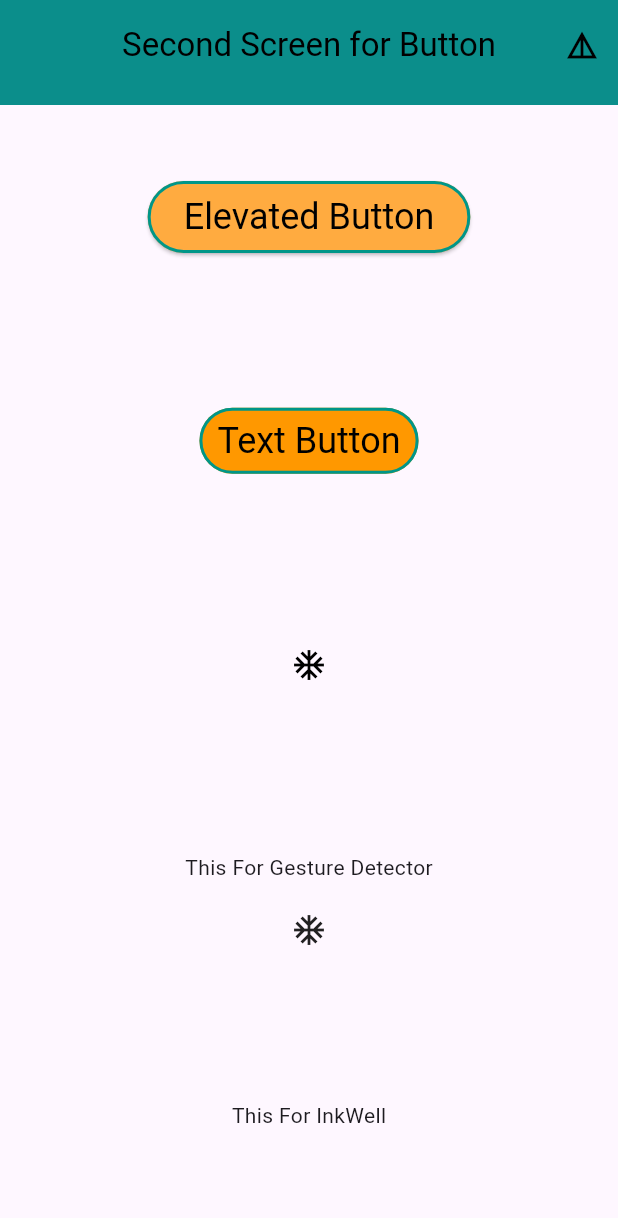
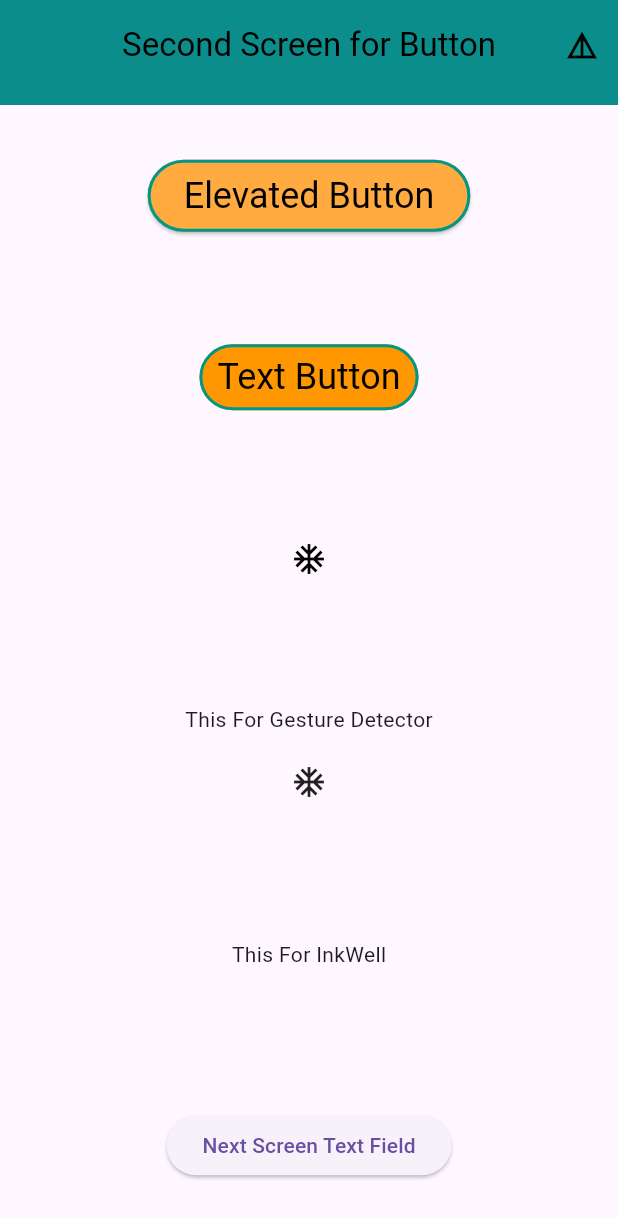
Before and after one commit to mdbappy21/flutter_practice, a Flutter app: the SecondScreen screen opened directly, on a phone screen of 412 x 824 dp. Shown: the top 1218 px of the screen. Run offline on Flutter 3.47's test engine with Material 3 defaults, Android fonts, the phone set to English and light mode, and no system bars; network calls fail.

```diff
--- a/lib/Screens/SecondScreen.dart
+++ b/lib/Screens/SecondScreen.dart
@@ -1,5 +1,7 @@
 import 'package:flutter/material.dart';
+import 'package:flutter_practice/Screens/ThirdScreen.dart';
 import 'package:flutter_practice/widgets/snackBar.dart';
+import '../widgets/newScreenNevigation.dart';
 
 import '../widgets/appBar.dart';
 
@@ -29,7 +31,8 @@ class SecondScreen extends StatelessWidget {
                           //padding: EdgeInsets.symmetric(vertical: 16),
                           shape: RoundedRectangleBorder(
                             borderRadius: BorderRadius.circular(25),
-                          side: const BorderSide(width: 2, color: Colors.teal),
+                            side:
+                                const BorderSide(width: 2, color: Colors.teal),
                           ),
                           textStyle: const TextStyle(fontSize: 24)),
                       onPressed: () {
@@ -80,11 +83,18 @@ class SecondScreen extends StatelessWidget {
                 mainAxisAlignment: MainAxisAlignment.center,
                 children: [
                   GestureDetector(
-                  onTap: (){snackBar.mySnackBar("OnTap Gesture", context);},
-                  onDoubleTap: (){snackBar.mySnackBar("OnDoubleTap", context,backgroundColor: Colors.black);},
-                  onLongPress: (){snackBar.mySnackBar("OnLongPress", context,backgroundColor: Colors.purple);},
-
-                  child:const Column(
+                    onTap: () {
+                      snackBar.mySnackBar("OnTap Gesture", context);
+                    },
+                    onDoubleTap: () {
+                      snackBar.mySnackBar("OnDoubleTap", context,
+                          backgroundColor: Colors.black);
+                    },
+                    onLongPress: () {
+                      snackBar.mySnackBar("OnLongPress", context,
+                          backgroundColor: Colors.purple);
+                    },
+                    child: const Column(
                       children: [
                         Text("This For Gesture Detector\n"),
                         Icon(Icons.ac_unit)
@@ -95,25 +105,43 @@ class SecondScreen extends StatelessWidget {
               ),
               Row(
                 mainAxisAlignment: MainAxisAlignment.center,
-              mainAxisSize: MainAxisSize.max,
                 children: [
-                InkWell(
+                  Expanded(
+                    child: InkWell(
                       splashColor: Colors.deepOrange,
-
-                  onTap: (){snackBar.mySnackBar("OnTap Gesture", context);},
-                  onDoubleTap: (){snackBar.mySnackBar("OnDoubleTap", context,backgroundColor: Colors.black);},
-                  onLongPress: (){snackBar.mySnackBar("OnLongPress", context,backgroundColor: Colors.purple);},
-
-                  child:const Column(
+                      onTap: () {
+                        snackBar.mySnackBar("OnTap Gesture", context);
+                      },
+                      onDoubleTap: () {
+                        snackBar.mySnackBar("OnDoubleTap", context,
+                            backgroundColor: Colors.black);
+                      },
+                      onLongPress: () {
+                        snackBar.mySnackBar("OnLongPress", context,
+                            backgroundColor: Colors.purple);
+                      },
+                      child: const Column(
                         children: [
-                      Text("This For InkWell\n"),
+                          Text("\nThis For InkWell\n"),
                           //Icon(Icons.ac_unit)
                         ],
                       ),
+                    ),
                   )
                 ],
+              ),
+              Row(
+                mainAxisAlignment: MainAxisAlignment.center,
+                children: [
+                  ElevatedButton(
+                    onPressed: () {
+                      newScreenNevigation.navigateToNextScreen(
+                          context, ThirdScreen());
+                    },
+                    child: const Text('Next Screen Text Field'),
+                  ),
+                ],
               )
-          ],
-        ));
+            ]));
   }
 }
```
Also changed, not shown: lib/Screens/ThirdScreen.dart (added, +104 -0 lines). Lines whose indentation alone changed are shown as unchanged.
